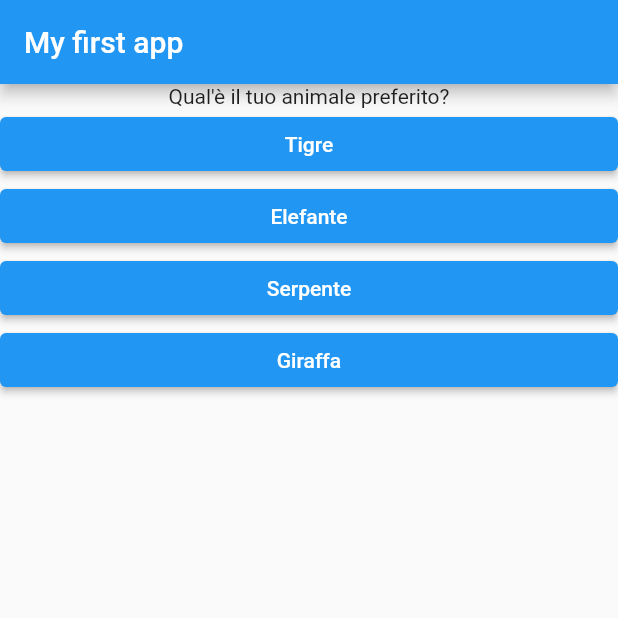
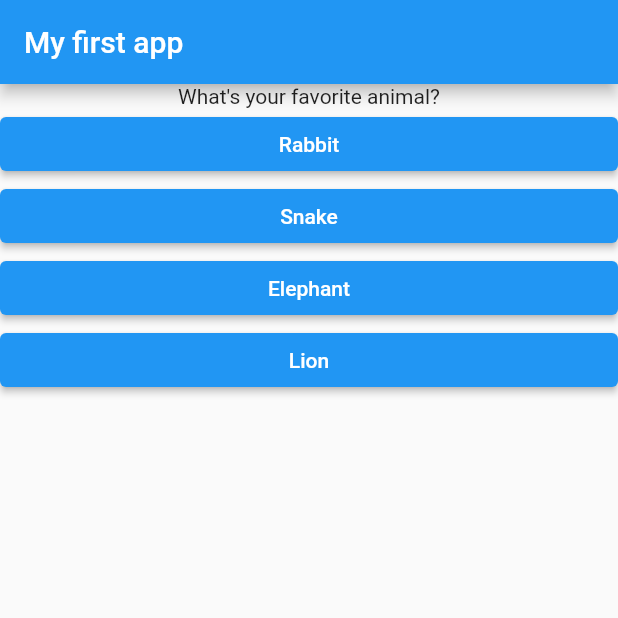
Before and after one commit to PatrizioG/flutter_quiz_app, a Flutter app: the screen it shows after launch, after a tap on "Black", on a phone screen of 412 x 824 dp, the top half of it. Run offline on Flutter 3.47's test engine with Material 2 defaults, Android fonts, the phone set to English and light mode, and no system bars.

Commit message:
quiz app terminata

```diff
--- a/lib/main.dart
+++ b/lib/main.dart
@@ -1,13 +1,11 @@
 import 'package:flutter/material.dart';
 
-
-import './question.dart';
-import './answer.dart';
+import './quiz.dart';
+import './result.dart';
 
 void main() => runApp(MyApp());
 
 class MyApp extends StatefulWidget {
-
   @override
   State<StatefulWidget> createState() {
     return _MyAppState();
@@ -17,22 +15,51 @@ class MyApp extends StatefulWidget {
 class _MyAppState extends State<MyApp> {
 
   var _questionIndex = 0;
+  var totalScore = 0;
+
   var questions = [
     {
-      'questionText' : 'Qual\'è il tuo colore preferito?',
-      'answers': ['Black', 'Red', 'Green', 'White']
+      'questionText': 'What\'s your favorite color?',
+      'answers': [
+        {'text': 'Black', 'score': 10},
+        {'text': 'Red', 'score': 5},
+        {'text': 'Green', 'score': 3},
+        {'text': 'White', 'score': 1},
+      ],
     },
     {
-      'questionText' : 'Qual\'è il tuo animale preferito?',
-      'answers': ['Tigre', 'Elefante', 'Serpente', 'Giraffa']
+      'questionText': 'What\'s your favorite animal?',
+      'answers': [
+        {'text': 'Rabbit', 'score': 3},
+        {'text': 'Snake', 'score': 11},
+        {'text': 'Elephant', 'score': 5},
+        {'text': 'Lion', 'score': 9},
+      ],
     },
     {
-      'questionText' : 'Istruttore preferito?',
-      'answers': ['Tigre', 'Elefante', 'Serpente', 'Giraffa']
-    }
+      'questionText': 'Who\'s your favorite instructor?',
+      'answers': [
+        {'text': 'Max', 'score': 1},
+        {'text': 'Max', 'score': 1},
+        {'text': 'Max', 'score': 1},
+        {'text': 'Max', 'score': 1},
+      ],
+    },
   ];
 
-  void _answerQuestion() {
+  void _reset_Quiz() {
+
+    setState(() {
+      _questionIndex = 0;
+      totalScore = 0;
+    });
+
+  }
+
+  void _answerQuestion(int score) {
+
+    totalScore += score;
+
     setState(() {
       _questionIndex++;
     });
@@ -40,20 +67,18 @@ class _MyAppState extends State<MyApp> {
 
   @override
   Widget build(BuildContext context) {
-
     return MaterialApp(
       home: Scaffold(
         appBar: AppBar(
           title: Text('My first app'),
         ),
-        body: Column(
-          children: [
-            Question(questions[_questionIndex]['questionText'] as String),
-            ...(questions[_questionIndex]['answers'] as List<String>).map((answer) {
-              return Answer(_answerQuestion, answer);
-            }).toList()
-          ],
-        ),
+        body: _questionIndex < questions.length
+            ? Quiz(
+                answerQuestion: _answerQuestion,
+                questionIndex: _questionIndex,
+                questions: questions,
+              )
+            : Result(totalScore,_reset_Quiz),
       ),
     );
   }
--- /dev/null
+++ b/lib/quiz.dart
@@ -0,0 +1,25 @@
+import 'package:flutter/material.dart';
+
+import './question.dart';
+import './answer.dart';
+
+class Quiz extends StatelessWidget {
+
+  final List<Map<String, Object>> questions;
+  final Function answerQuestion;
+  final questionIndex;
+
+  Quiz({required this.answerQuestion, required this.questions, required int this.questionIndex});
+
+  @override
+  Widget build(BuildContext context) {
+    return Column(
+      children: [
+        Question(questions[questionIndex]['questionText'] as String),
+        ...(questions[questionIndex]['answers'] as List<Map<String, Object>>).map((answer) {
+          return Answer(() => answerQuestion(answer['score'] as int), answer['text'] as String);
+        }).toList()
+      ],
+    );
+  }
+}
--- /dev/null
+++ b/lib/result.dart
@@ -0,0 +1,25 @@
+import 'package:flutter/material.dart';
+
+class Result extends StatelessWidget {
+
+  final int score;
+  final VoidCallback resetHandler;
+
+  Result(this.score, this.resetHandler);
+
+  @override
+  Widget build(BuildContext context) {
+    return Center(
+        child: Column(
+            children: <Widget>[
+              Text(
+                'You did it. Score: $score',
+                style: TextStyle(fontSize: 36, fontWeight: FontWeight.bold),
+                textAlign: TextAlign.center,
+              ),
+              TextButton(onPressed: resetHandler, child: Text('Reset the game')),
+            ]
+        )
+    );
+  }
+}
```
